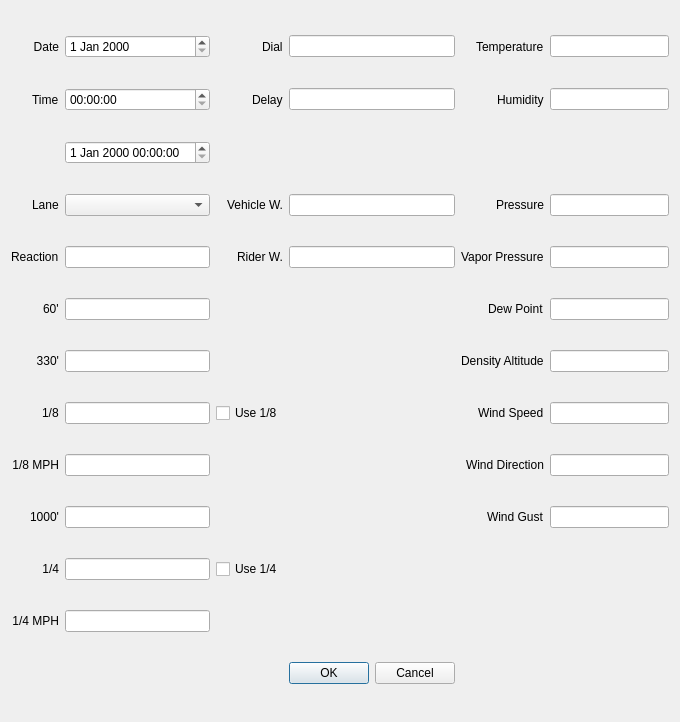
Qt form narob-desktop/ticketdialog.ui (iforgetware/narob) before a commit.
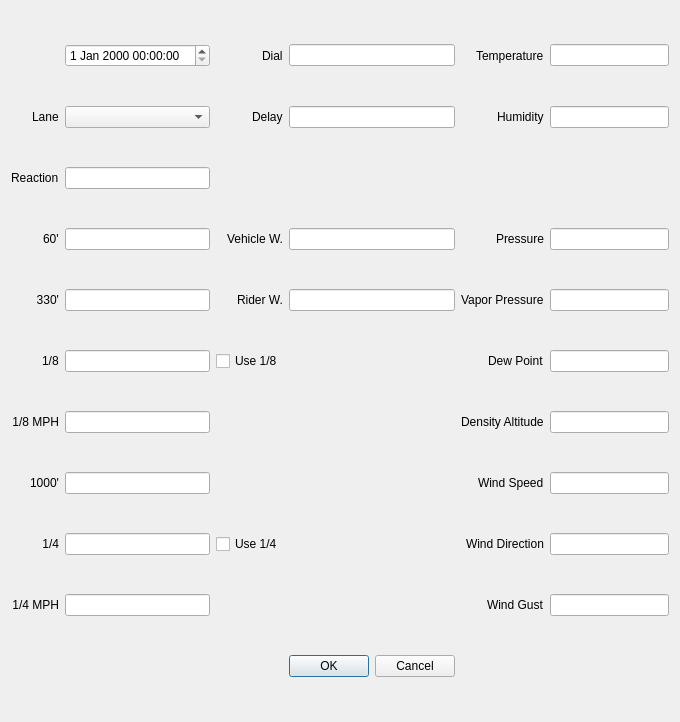
The same form after that commit.

Patch:
```diff
--- a/narob-desktop/ticketdialog.ui
+++ b/narob-desktop/ticketdialog.ui
@@ -14,22 +14,6 @@
    <string>Dialog</string>
   </property>
   <layout class="QGridLayout" name="gridLayout">
-   <item row="14" column="2">
-    <widget class="QLineEdit" name="quarterEdit"/>
-   </item>
-   <item row="0" column="2">
-    <widget class="QDateEdit" name="dateEdit"/>
-   </item>
-   <item row="0" column="0">
-    <widget class="QLabel" name="dateLabel">
-     <property name="text">
-      <string>Date</string>
-     </property>
-     <property name="alignment">
-      <set>Qt::AlignRight|Qt::AlignTrailing|Qt::AlignVCenter</set>
-     </property>
-    </widget>
-   </item>
    <item row="3" column="5" alignment="Qt::AlignRight">
     <widget class="QLabel" name="pressureLabel">
      <property name="text">
@@ -64,19 +48,6 @@
    <item row="7" column="6">
     <widget class="QLineEdit" name="vaporPressureEdit"/>
    </item>
-   <item row="9" column="2">
-    <widget class="QLineEdit" name="threeThirtyEdit"/>
-   </item>
-   <item row="13" column="0">
-    <widget class="QLabel" name="thousandLable">
-     <property name="text">
-      <string>1000'</string>
-     </property>
-     <property name="alignment">
-      <set>Qt::AlignRight|Qt::AlignTrailing|Qt::AlignVCenter</set>
-     </property>
-    </widget>
-   </item>
    <item row="16" column="4">
     <widget class="QDialogButtonBox" name="buttonBox">
      <property name="orientation">
@@ -97,19 +68,6 @@
    <item row="9" column="6">
     <widget class="QLineEdit" name="densityAltitudeEdit"/>
    </item>
-   <item row="13" column="2">
-    <widget class="QLineEdit" name="thousandEdit"/>
-   </item>
-   <item row="15" column="0">
-    <widget class="QLabel" name="quarterMPHLable">
-     <property name="text">
-      <string>1/4 MPH</string>
-     </property>
-     <property name="alignment">
-      <set>Qt::AlignRight|Qt::AlignTrailing|Qt::AlignVCenter</set>
-     </property>
-    </widget>
-   </item>
    <item row="1" column="5" alignment="Qt::AlignRight">
     <widget class="QLabel" name="humidityLabel">
      <property name="text">
@@ -124,13 +82,6 @@
      </property>
     </widget>
    </item>
-   <item row="3" column="0" alignment="Qt::AlignRight">
-    <widget class="QLabel" name="laneLabel">
-     <property name="text">
-      <string>Lane</string>
-     </property>
-    </widget>
-   </item>
    <item row="13" column="6">
     <widget class="QLineEdit" name="windGustEdit"/>
    </item>
@@ -140,13 +91,6 @@
    <item row="7" column="4">
     <widget class="QLineEdit" name="riderWeightEdit"/>
    </item>
-   <item row="1" column="0" alignment="Qt::AlignRight">
-    <widget class="QLabel" name="timeLabel">
-     <property name="text">
-      <string>Time</string>
-     </property>
-    </widget>
-   </item>
    <item row="9" column="5" alignment="Qt::AlignRight">
     <widget class="QLabel" name="densityAltitudeLabel">
      <property name="text">
@@ -154,39 +98,9 @@
      </property>
     </widget>
    </item>
-   <item row="7" column="2">
-    <widget class="QLineEdit" name="reactionEdit"/>
-   </item>
-   <item row="14" column="3">
-    <widget class="QCheckBox" name="quarterGoodCheckBox">
-     <property name="text">
-      <string>Use 1/4</string>
-     </property>
-    </widget>
-   </item>
    <item row="3" column="4">
     <widget class="QLineEdit" name="vehicleWeightEdit"/>
    </item>
-   <item row="8" column="0" alignment="Qt::AlignRight">
-    <widget class="QLabel" name="sixtyLabel">
-     <property name="text">
-      <string>60'</string>
-     </property>
-    </widget>
-   </item>
-   <item row="1" column="2">
-    <widget class="QTimeEdit" name="timeEdit"/>
-   </item>
-   <item row="9" column="0">
-    <widget class="QLabel" name="threeThirtyLabel">
-     <property name="text">
-      <string>330'</string>
-     </property>
-     <property name="alignment">
-      <set>Qt::AlignRight|Qt::AlignTrailing|Qt::AlignVCenter</set>
-     </property>
-    </widget>
-   </item>
    <item row="8" column="5" alignment="Qt::AlignRight">
     <widget class="QLabel" name="dewPointLabel">
      <property name="text">
@@ -201,16 +115,6 @@
      </property>
     </widget>
    </item>
-   <item row="11" column="2">
-    <widget class="QLineEdit" name="eighthMPHEdit"/>
-   </item>
-   <item row="7" column="0" alignment="Qt::AlignRight">
-    <widget class="QLabel" name="reactionLabel">
-     <property name="text">
-      <string>Reaction</string>
-     </property>
-    </widget>
-   </item>
    <item row="0" column="4">
     <widget class="QLineEdit" name="dialEdit"/>
    </item>
@@ -221,26 +125,6 @@
      </property>
     </widget>
    </item>
-   <item row="15" column="2">
-    <widget class="QLineEdit" name="quarterMPHEdit"/>
-   </item>
-   <item row="11" column="0">
-    <widget class="QLabel" name="eighthMPHLabel">
-     <property name="text">
-      <string>1/8 MPH</string>
-     </property>
-     <property name="alignment">
-      <set>Qt::AlignRight|Qt::AlignTrailing|Qt::AlignVCenter</set>
-     </property>
-    </widget>
-   </item>
-   <item row="10" column="0" alignment="Qt::AlignRight">
-    <widget class="QLabel" name="eighthLabel">
-     <property name="text">
-      <string>1/8</string>
-     </property>
-    </widget>
-   </item>
    <item row="1" column="3" alignment="Qt::AlignRight">
     <widget class="QLabel" name="delayLabel">
      <property name="text">
@@ -248,26 +132,6 @@
      </property>
     </widget>
    </item>
-   <item row="8" column="2">
-    <widget class="QLineEdit" name="sixtyEdit"/>
-   </item>
-   <item row="10" column="2">
-    <widget class="QLineEdit" name="eighthEdit"/>
-   </item>
-   <item row="10" column="3">
-    <widget class="QCheckBox" name="eighthGoodCheckBox">
-     <property name="text">
-      <string>Use 1/8</string>
-     </property>
-    </widget>
-   </item>
-   <item row="3" column="2">
-    <widget class="QComboBox" name="laneComboBox">
-     <property name="maxVisibleItems">
-      <number>2</number>
-     </property>
-    </widget>
-   </item>
    <item row="10" column="6">
     <widget class="QLineEdit" name="windSpeedEdit"/>
    </item>
@@ -287,22 +151,135 @@
    <item row="1" column="4">
     <widget class="QLineEdit" name="delayEdit"/>
    </item>
-   <item row="14" column="0">
-    <widget class="QLabel" name="quarterLable">
-     <property name="text">
-      <string>1/4</string>
-     </property>
-     <property name="alignment">
-      <set>Qt::AlignRight|Qt::AlignTrailing|Qt::AlignVCenter</set>
-     </property>
-    </widget>
-   </item>
    <item row="8" column="6">
     <widget class="QLineEdit" name="dewPointEdit"/>
    </item>
-   <item row="2" column="2">
+   <item row="0" column="2">
     <widget class="QDateTimeEdit" name="dateTimeEdit"/>
    </item>
+   <item row="1" column="2">
+    <widget class="QComboBox" name="laneComboBox">
+     <property name="maxVisibleItems">
+      <number>2</number>
+     </property>
+    </widget>
+   </item>
+   <item row="1" column="0" alignment="Qt::AlignRight">
+    <widget class="QLabel" name="laneLabel">
+     <property name="text">
+      <string>Lane</string>
+     </property>
+    </widget>
+   </item>
+   <item row="2" column="2">
+    <widget class="QLineEdit" name="reactionEdit"/>
+   </item>
+   <item row="2" column="0" alignment="Qt::AlignRight">
+    <widget class="QLabel" name="reactionLabel">
+     <property name="text">
+      <string>Reaction</string>
+     </property>
+    </widget>
+   </item>
+   <item row="3" column="2">
+    <widget class="QLineEdit" name="sixtyEdit"/>
+   </item>
+   <item row="7" column="2">
+    <widget class="QLineEdit" name="threeThirtyEdit"/>
+   </item>
+   <item row="7" column="0" alignment="Qt::AlignRight">
+    <widget class="QLabel" name="threeThirtyLabel">
+     <property name="text">
+      <string>330'</string>
+     </property>
+     <property name="alignment">
+      <set>Qt::AlignRight|Qt::AlignTrailing|Qt::AlignVCenter</set>
+     </property>
+    </widget>
+   </item>
+   <item row="3" column="0" alignment="Qt::AlignRight">
+    <widget class="QLabel" name="sixtyLabel">
+     <property name="text">
+      <string>60'</string>
+     </property>
+    </widget>
+   </item>
+   <item row="8" column="0" alignment="Qt::AlignRight">
+    <widget class="QLabel" name="eighthLabel">
+     <property name="text">
+      <string>1/8</string>
+     </property>
+    </widget>
+   </item>
+   <item row="8" column="2">
+    <widget class="QLineEdit" name="eighthEdit"/>
+   </item>
+   <item row="9" column="2">
+    <widget class="QLineEdit" name="eighthMPHEdit"/>
+   </item>
+   <item row="10" column="2">
+    <widget class="QLineEdit" name="thousandEdit"/>
+   </item>
+   <item row="8" column="3">
+    <widget class="QCheckBox" name="eighthGoodCheckBox">
+     <property name="text">
+      <string>Use 1/8</string>
+     </property>
+    </widget>
+   </item>
+   <item row="11" column="2">
+    <widget class="QLineEdit" name="quarterEdit"/>
+   </item>
+   <item row="13" column="2">
+    <widget class="QLineEdit" name="quarterMPHEdit"/>
+   </item>
+   <item row="11" column="3">
+    <widget class="QCheckBox" name="quarterGoodCheckBox">
+     <property name="text">
+      <string>Use 1/4</string>
+     </property>
+    </widget>
+   </item>
+   <item row="9" column="0" alignment="Qt::AlignRight">
+    <widget class="QLabel" name="eighthMPHLabel">
+     <property name="text">
+      <string>1/8 MPH</string>
+     </property>
+     <property name="alignment">
+      <set>Qt::AlignRight|Qt::AlignTrailing|Qt::AlignVCenter</set>
+     </property>
+    </widget>
+   </item>
+   <item row="10" column="0">
+    <widget class="QLabel" name="thousandLable">
+     <property name="text">
+      <string>1000'</string>
+     </property>
+     <property name="alignment">
+      <set>Qt::AlignRight|Qt::AlignTrailing|Qt::AlignVCenter</set>
+     </property>
+    </widget>
+   </item>
+   <item row="11" column="0" alignment="Qt::AlignRight">
+    <widget class="QLabel" name="quarterLable">
+     <property name="text">
+      <string>1/4</string>
+     </property>
+     <property name="alignment">
+      <set>Qt::AlignRight|Qt::AlignTrailing|Qt::AlignVCenter</set>
+     </property>
+    </widget>
+   </item>
+   <item row="13" column="0" alignment="Qt::AlignRight">
+    <widget class="QLabel" name="quarterMPHLable">
+     <property name="text">
+      <string>1/4 MPH</string>
+     </property>
+     <property name="alignment">
+      <set>Qt::AlignRight|Qt::AlignTrailing|Qt::AlignVCenter</set>
+     </property>
+    </widget>
+   </item>
   </layout>
  </widget>
  <tabstops>
```
Left out of the diff: 13 changed lines with no effect on the pictures.
